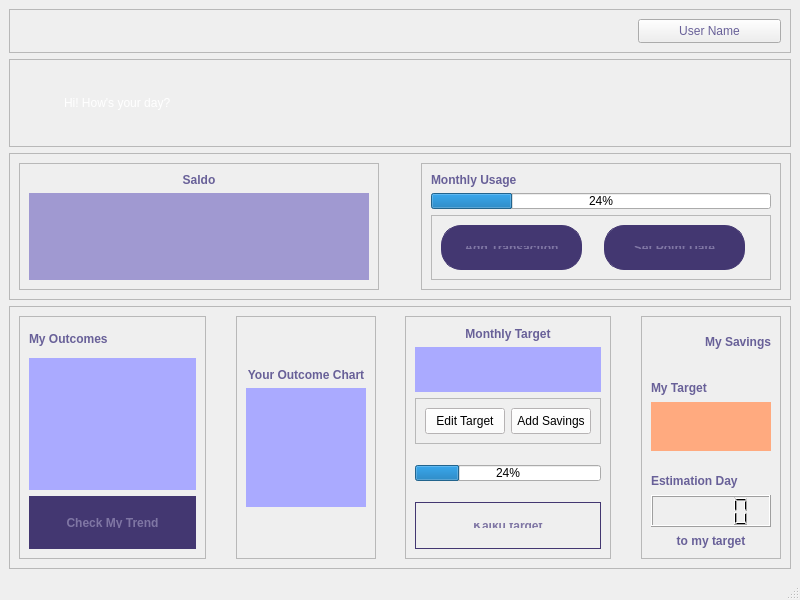
This is ui_files/dashboard.ui in naryama8/gui_app_kelompok3 as Qt 5 draws it before an edit. The edited form follows.
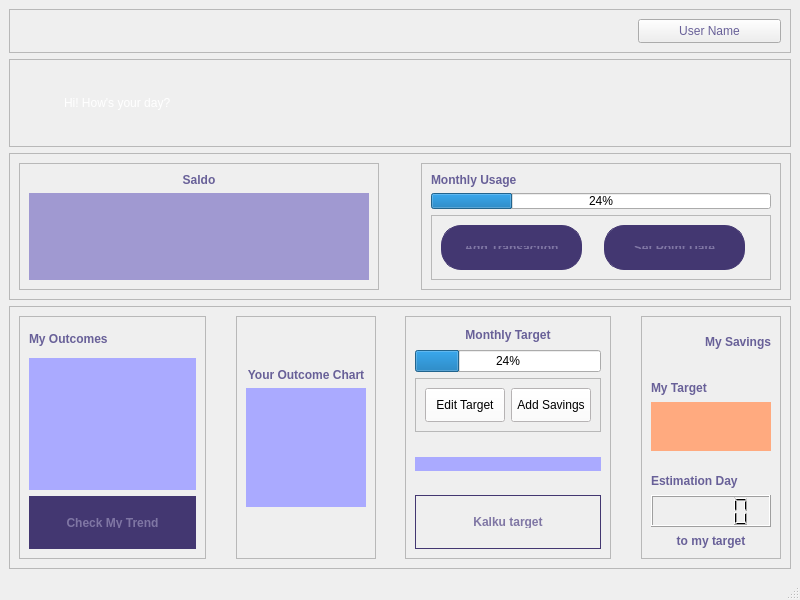
This is the edited form.

```diff
--- a/ui_files/dashboard.ui
+++ b/ui_files/dashboard.ui
@@ -555,7 +555,7 @@
          <property name="frameShadow">
           <enum>QFrame::Raised</enum>
          </property>
-         <layout class="QVBoxLayout" name="verticalLayout_5" stretch="1,3,3,1,1,1,3">
+         <layout class="QVBoxLayout" name="verticalLayout_5" stretch="1,0,3,1,0,1,3">
           <item>
            <widget class="QLabel" name="label_11">
             <property name="sizePolicy">
@@ -578,18 +578,15 @@
            </widget>
           </item>
           <item>
-           <widget class="QLabel" name="monthlytarget">
+           <widget class="QProgressBar" name="targetsavings">
             <property name="sizePolicy">
              <sizepolicy hsizetype="Expanding" vsizetype="Expanding">
               <horstretch>0</horstretch>
               <verstretch>0</verstretch>
              </sizepolicy>
             </property>
-            <property name="styleSheet">
-             <string notr="true">background-color: rgb(170, 170, 255);</string>
-            </property>
-            <property name="text">
-             <string/>
+            <property name="value">
+             <number>24</number>
             </property>
            </widget>
           </item>
@@ -670,15 +667,18 @@
            </spacer>
           </item>
           <item>
-           <widget class="QProgressBar" name="targetsavings">
+           <widget class="QLabel" name="monthlytarget">
             <property name="sizePolicy">
              <sizepolicy hsizetype="Expanding" vsizetype="Expanding">
               <horstretch>0</horstretch>
               <verstretch>0</verstretch>
              </sizepolicy>
             </property>
-            <property name="value">
-             <number>24</number>
+            <property name="styleSheet">
+             <string notr="true">background-color: rgb(170, 170, 255);</string>
+            </property>
+            <property name="text">
+             <string/>
             </property>
            </widget>
           </item>
```
Left out of the diff: 2 changed lines with no effect on the pictures.
